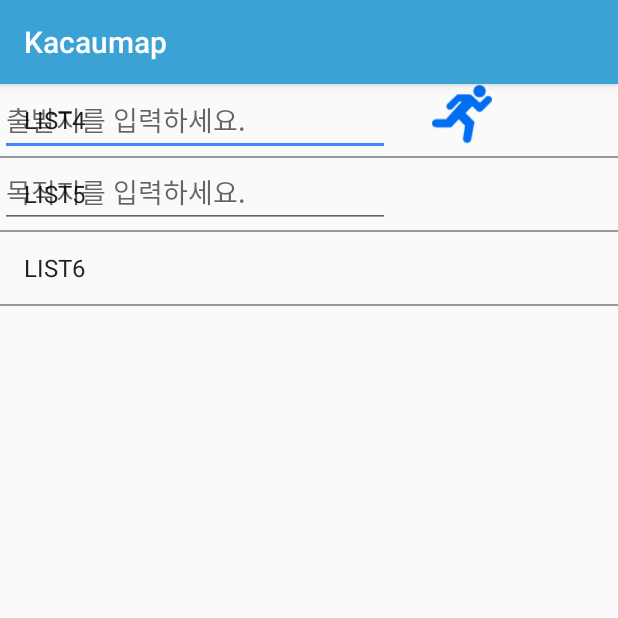
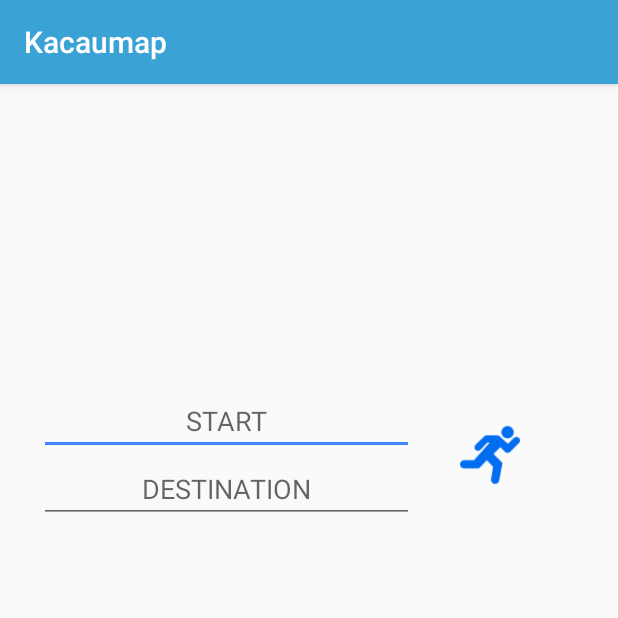
Before and after one commit to SuhyeonHa/Kacaumap, an Android app: the Navigation screen opened directly, with no data from a screen before it, on a phone screen of 412 x 824 dp, the top half of it. Run offline under Robolectric (Android 15) with nearby library versions, the phone set to English and light mode, and no system bars; 3 statements that could not run were skipped.

Commit message:
Update activity_navigation.xml

```diff
--- a/Kacaumap/app/src/main/res/layout/activity_navigation.xml
+++ b/Kacaumap/app/src/main/res/layout/activity_navigation.xml
@@ -6,52 +6,58 @@
     android:layout_height="match_parent"
     tools:context="com.kacau.kacaumap.Navigation">
 
-    <!--<LinearLayout xmlns:android="http://schemas.android.com/apk/res/android"-->
-        <!--android:layout_width="368dp"-->
-        <!--android:layout_height="495dp"-->
-        <!--android:orientation="vertical"-->
-        <!--tools:layout_editor_absoluteX="8dp"-->
-        <!--tools:layout_editor_absoluteY="8dp">-->
+    <LinearLayout xmlns:android="http://schemas.android.com/apk/res/android"
+        android:layout_width="368dp"
+        android:layout_height="495dp"
+        android:orientation="vertical"
+        android:gravity="center"
+        tools:layout_editor_absoluteX="8dp"
+        tools:layout_editor_absoluteY="8dp"
+        tools:ignore="MissingConstraints">
 
         <LinearLayout
             android:layout_width="match_parent"
             android:layout_height="100dp"
+            android:gravity="center"
             android:orientation="horizontal">
 
 
             <LinearLayout
-                android:layout_width="288dp"
+                android:layout_width="270dp"
                 android:layout_height="match_parent"
-                android:orientation="vertical">
+                android:orientation="vertical"
+                android:gravity="center"
+                android:layout_marginLeft="@dimen/fab_margin">
 
                 <EditText
                     android:id="@+id/editSearch1"
-                    android:layout_width="260dp"
+                    android:layout_width="250dp"
+                    android:gravity="center"
                     android:layout_height="wrap_content"
-                    android:hint="출발지를 입력하세요." />
+                    android:hint="START" />
 
                 <EditText
                     android:id="@+id/editSearch2"
-                    android:layout_width="260dp"
+                    android:layout_width="250dp"
+                    android:gravity="center"
                     android:layout_height="wrap_content"
-                    android:hint="목적지를 입력하세요." />
+                    android:hint="DESTINATION" />
             </LinearLayout>
 
+            <RelativeLayout
+            android:layout_width="match_parent"
+            android:layout_height="match_parent"
+            android:orientation="horizontal">
             <Button
                 android:id="@+id/searchbtn"
                 android:layout_width="40dp"
+                android:layout_centerInParent="true"
                 android:layout_height="40dp"
                 android:background="@drawable/running" />
+            </RelativeLayout>
 
         </LinearLayout>
 
-        <ListView
-            android:id="@+id/listView"
-            android:layout_width="match_parent"
-            android:layout_height="match_parent"
-            android:divider="#999999"
-            android:dividerHeight="1dp"></ListView>
 
-
-    <!--</LinearLayout>-->
+    </LinearLayout>
 </android.support.constraint.ConstraintLayout>
```
